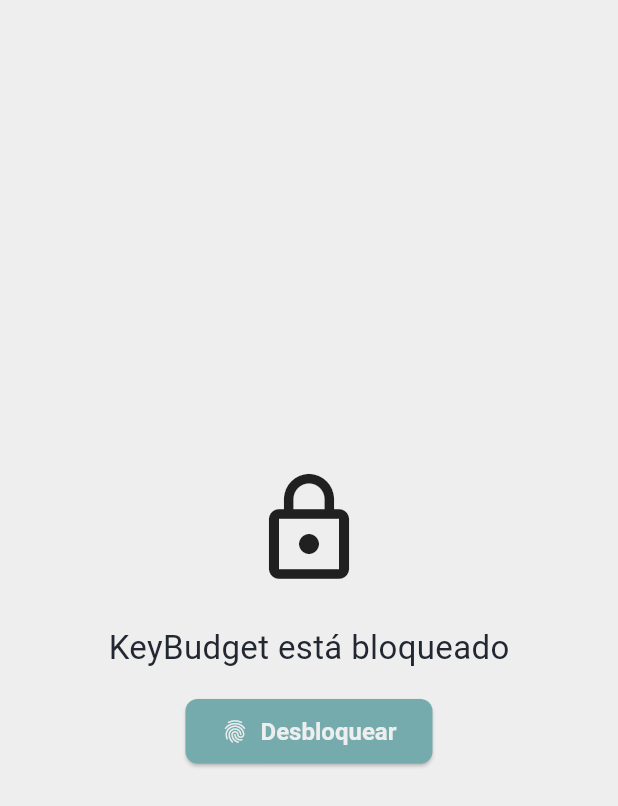
After one commit to viniciusmecosta/KeyBudget, a Flutter app: the LockScreen screen opened directly, after a tap on "Desbloquear", on a phone screen of 412 x 824 dp. The commit adds this screen. Shown: the top 806 px of the screen. Run offline on Flutter 3.47's test engine with Material 3 defaults, Android fonts, the phone set to English and light mode, and no system bars; our stand-ins replace csv, file_picker, fl_chart, flutter_dotenv, flutter_secure_storage, image_picker and 3 more; missing offline and left inert: encrypt, file_saver; accounts and stored records are empty.

Commit message:
feat: app lock when minimized

```diff
--- a/lib/app/config/app_providers.dart
+++ b/lib/app/config/app_providers.dart
@@ -1,3 +1,4 @@
+import 'package:key_budget/core/services/app_lock_service.dart';
 import 'package:key_budget/features/auth/viewmodel/auth_viewmodel.dart';
 import 'package:key_budget/features/credentials/viewmodel/credential_viewmodel.dart';
 import 'package:key_budget/features/dashboard/viewmodel/dashboard_viewmodel.dart';
@@ -10,4 +11,5 @@ List<SingleChildWidget> appProviders = [
   ChangeNotifierProvider(create: (_) => ExpenseViewModel()),
   ChangeNotifierProvider(create: (_) => CredentialViewModel()),
   ChangeNotifierProvider(create: (_) => DashboardViewModel()),
+  ChangeNotifierProvider(create: (_) => AppLockService()),
 ];
--- /dev/null
+++ b/lib/app/view/lock_screen.dart
@@ -0,0 +1,52 @@
+import 'package:flutter/material.dart';
+import 'package:key_budget/core/services/app_lock_service.dart';
+import 'package:key_budget/core/services/local_auth_service.dart';
+import 'package:provider/provider.dart';
+
+class LockScreen extends StatefulWidget {
+  const LockScreen({super.key});
+
+  @override
+  State<LockScreen> createState() => _LockScreenState();
+}
+
+class _LockScreenState extends State<LockScreen> {
+  @override
+  void initState() {
+    super.initState();
+    WidgetsBinding.instance.addPostFrameCallback((_) {
+      _authenticate();
+    });
+  }
+
+  Future<void> _authenticate() async {
+    final localAuthService = LocalAuthService();
+    final isAuthenticated = await localAuthService.authenticate();
+    if (isAuthenticated && mounted) {
+      Provider.of<AppLockService>(context, listen: false).unlockApp();
+    }
+  }
+
+  @override
+  Widget build(BuildContext context) {
+    return Scaffold(
+      body: Center(
+        child: Column(
+          mainAxisAlignment: MainAxisAlignment.center,
+          children: [
+            const Icon(Icons.lock_outline, size: 80),
+            const SizedBox(height: 24),
+            const Text('KeyBudget está bloqueado',
+                style: TextStyle(fontSize: 22)),
+            const SizedBox(height: 16),
+            ElevatedButton.icon(
+              onPressed: _authenticate,
+              icon: const Icon(Icons.fingerprint),
+              label: const Text('Desbloquear'),
+            ),
+          ],
+        ),
+      ),
+    );
+  }
+}
```
Also changed, not shown: lib/core/services/app_lock_service.dart (added, +34 -0 lines), lib/main.dart (+43 -2 lines), lib/core/models/expense_category.dart (line endings or trailing spaces).
